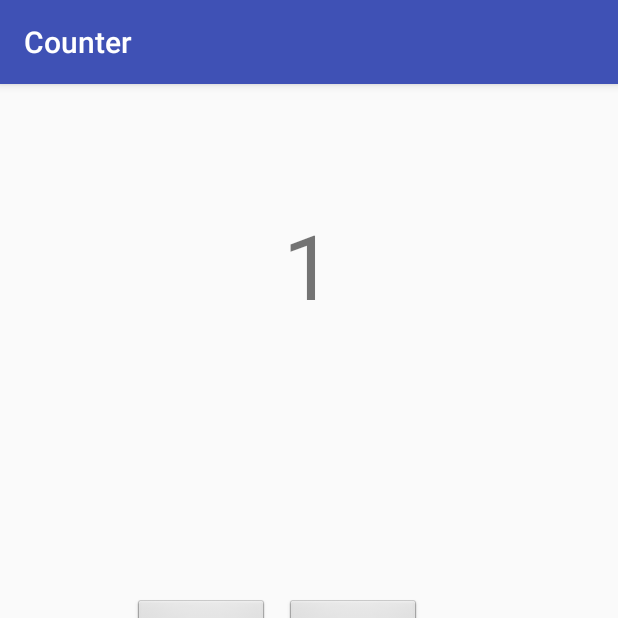
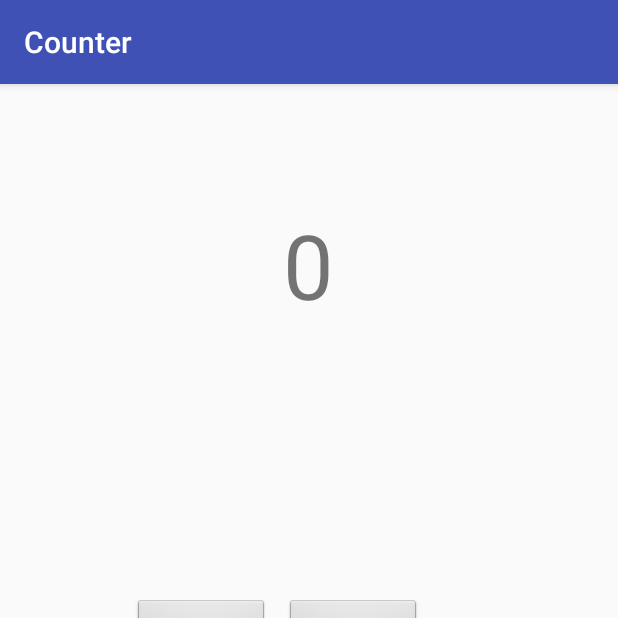
Before and after one commit to Mmarta19/9-Counter, an Android app: the screen it shows after launch (CounterActivity), on a phone screen of 412 x 824 dp, the top half of it. Run offline under Robolectric (Android 15) with nearby library versions, the phone set to English and light mode, and no system bars.

Commit message:
He fet la funció de marxar de l'aplicació, he inicialitzat el comptador a '0'

```diff
--- a/app/src/main/java/edu/upc/eseiaat/pma/counter/CounterActivity.java
+++ b/app/src/main/java/edu/upc/eseiaat/pma/counter/CounterActivity.java
@@ -34,5 +34,7 @@ public class CounterActivity extends AppCompatActivity {
     }
 
     public void exit(View view) {
+        finish();
+
     }
 }
--- a/app/src/main/res/layout/activity_counter.xml
+++ b/app/src/main/res/layout/activity_counter.xml
@@ -53,7 +53,7 @@
         android:layout_alignParentTop="true"
         android:layout_centerHorizontal="true"
         android:layout_marginTop="60dp"
-        android:text="1"
+        android:text="0"
         android:textSize="60sp" />
 
 </RelativeLayout>
```
